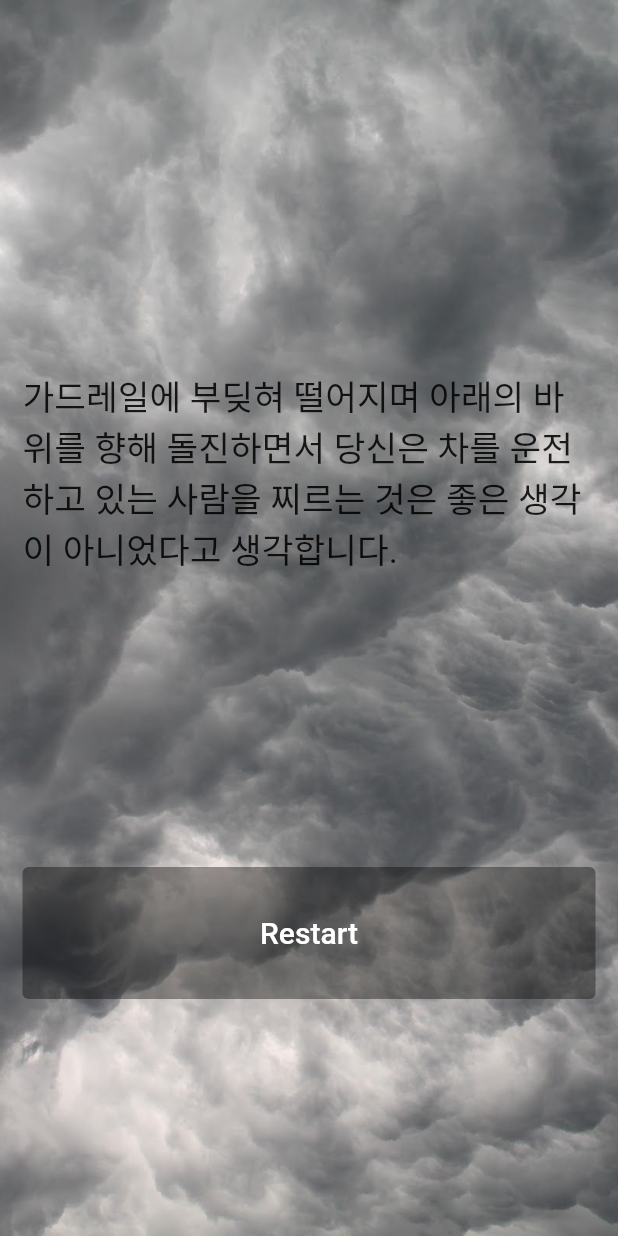
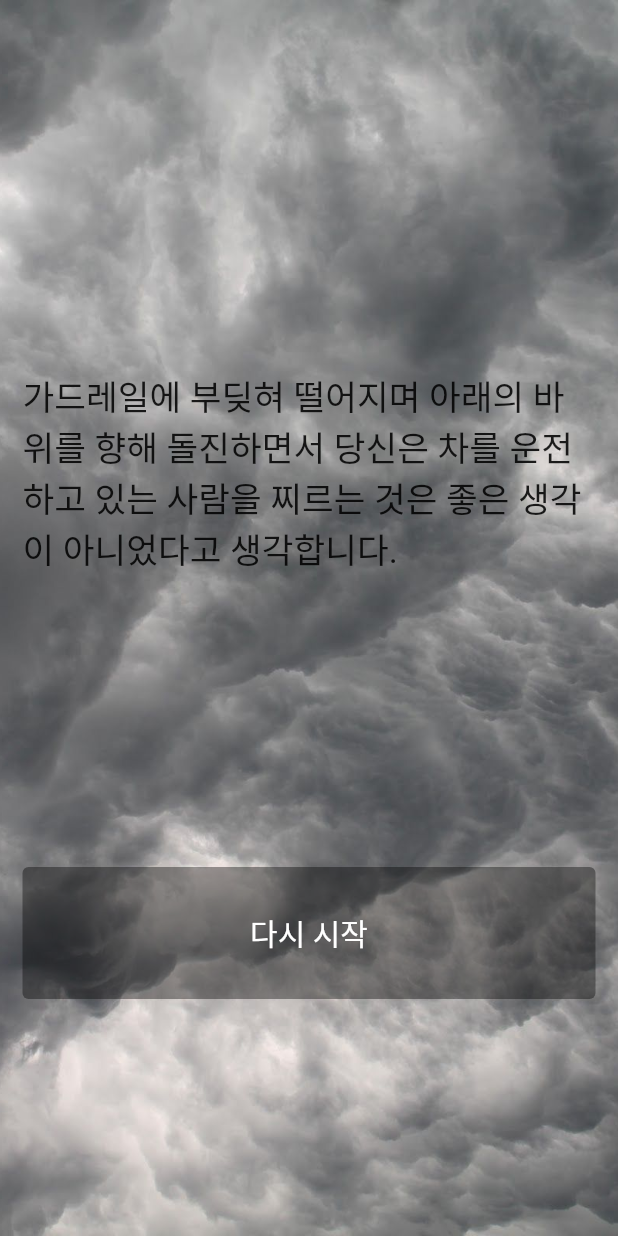
Before and after one commit to Kang-IJ/Flutter, a Flutter app: the screen it shows after launch, after a tap on "탈게요. 도와주셔서 감사해요!", after a tap on "죽기 아니면 살기다! 칼을 가져가서 그를 찌른다.", on a phone screen of 412 x 824 dp. Run offline on Flutter 3.47's test engine with Material 2 defaults, Android fonts, the phone set to English and light mode, and no system bars; our stand-ins replace animated_text_kit, audioplayers, cloud_firestore, firebase_auth, firebase_core, flutter_spinkit and 3 more; accounts and stored records are empty.

Commit message:
feat: translate English to Korean

```diff
--- a/Destini/lib/story_brain.dart
+++ b/Destini/lib/story_brain.dart
@@ -73,11 +73,11 @@ List<Story> _storyData = [
   Story(
       storyTitle:
           '가드레일에 부딪혀 떨어지며 아래의 바위를 향해 돌진하면서 당신은 차를 운전하고 있는 사람을 찌르는 것은 좋은 생각이 아니었다고 생각합니다.',
-      choice1: 'Restart',
+      choice1: '다시 시작',
       choice2: ''),
   Story(
       storyTitle:
           '당신은 살인자와 유대감을 형성하고 그는 당신을 다음 마을에서 내려줍니다. 당신이 가기 전에 그가 시체를 버릴 좋은 장소를 아느냐고 묻습니다. 당신은 "부두가 어떨까요"라고 대답합니다.',
-      choice1: 'Restart',
+      choice1: '다시 시작',
       choice2: '')
 ];
```
